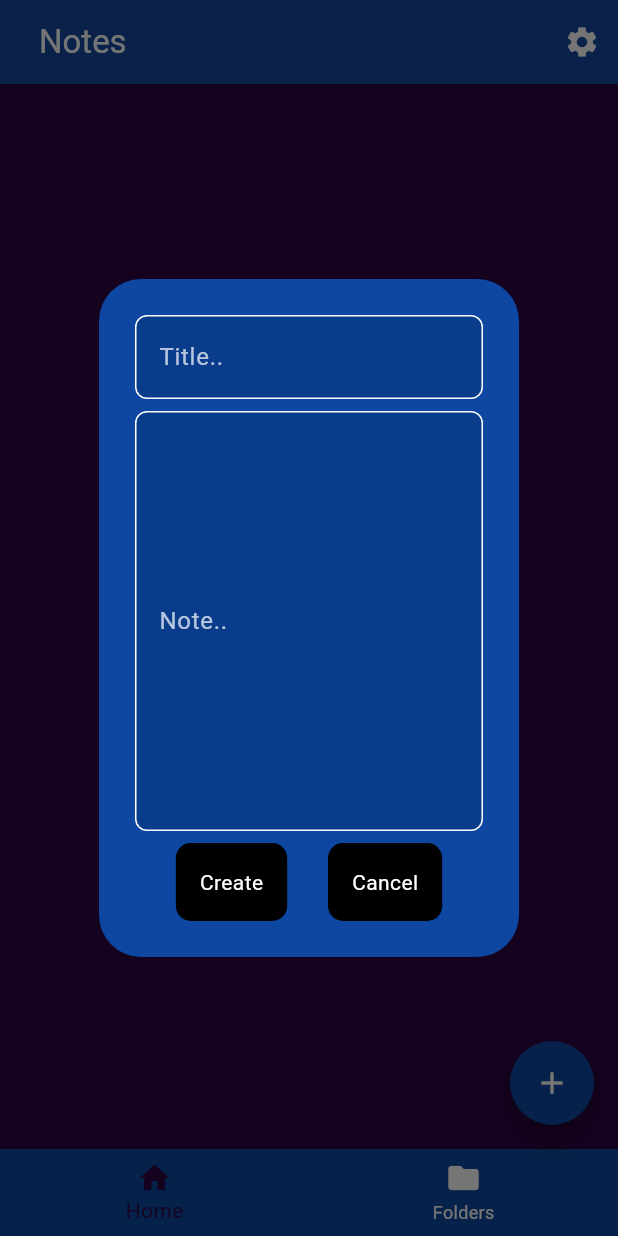
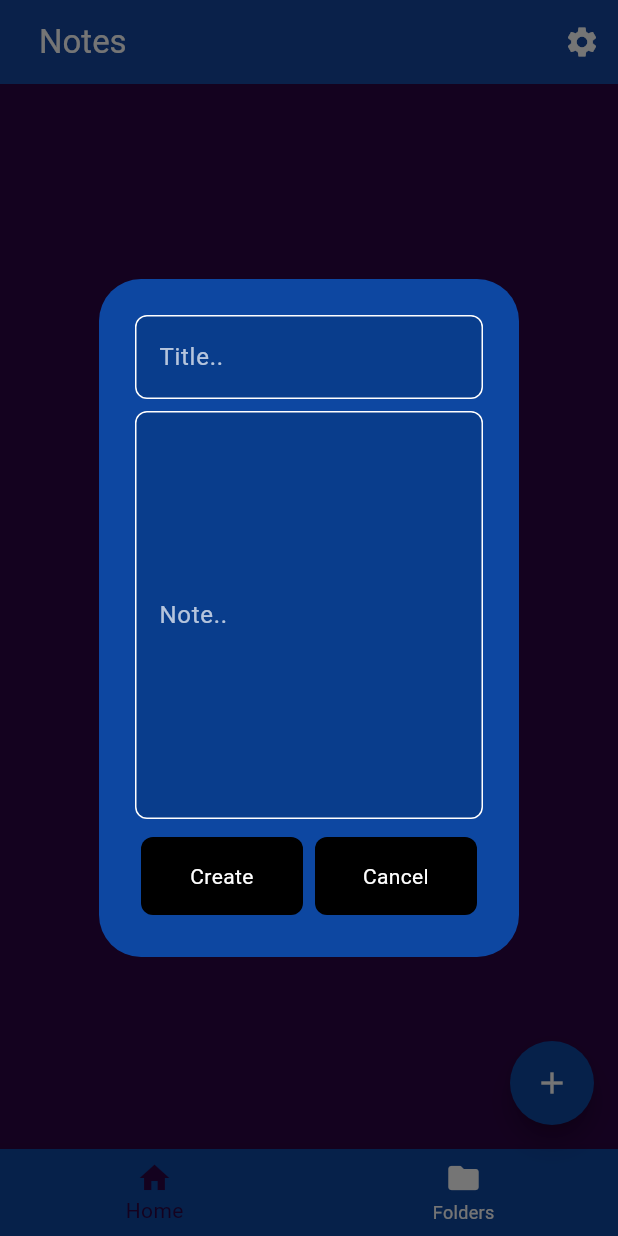
Before and after one commit to GoLab18/Notise, a Flutter app: the screen it shows after launch, after a tap on the "add" icon, on a phone screen of 412 x 824 dp. Run offline on Flutter 3.47's test engine with Material 3 defaults, Android fonts, the phone set to English and light mode, and no system bars; our stand-ins replace isar; accounts and stored records are empty; generated files the repository leaves out were written again.

Commit message:
Added padding and wrapped in Expanded widget

```diff
--- a/lib/components/button_template.dart
+++ b/lib/components/button_template.dart
@@ -46,16 +46,19 @@ class _ButtonTemplateState extends State<ButtonTemplate> {
 
   @override
   Widget build(BuildContext context) {
-    return GestureDetector(
+    return Expanded(
+      child: GestureDetector(
         onTap: onButtonPressed,
         child: AnimatedScale(
           scale: _currentScale,
           duration: Duration(milliseconds: _durationMs),
+          child: Padding(
+            padding: const EdgeInsets.all(4),
             child: Container(
               padding: const EdgeInsets.all(8),
               decoration: BoxDecoration(
                 color: Colors.black,
-            borderRadius: BorderRadius.circular(10)
+                borderRadius: BorderRadius.circular(8)
               ),
               child: Padding(
                 padding: const EdgeInsets.all(8),
@@ -69,6 +72,8 @@ class _ButtonTemplateState extends State<ButtonTemplate> {
               )
             ),
           ),
+        ),
+      ),
     );
   }
 }
```
Lines whose indentation alone changed are shown as unchanged.
